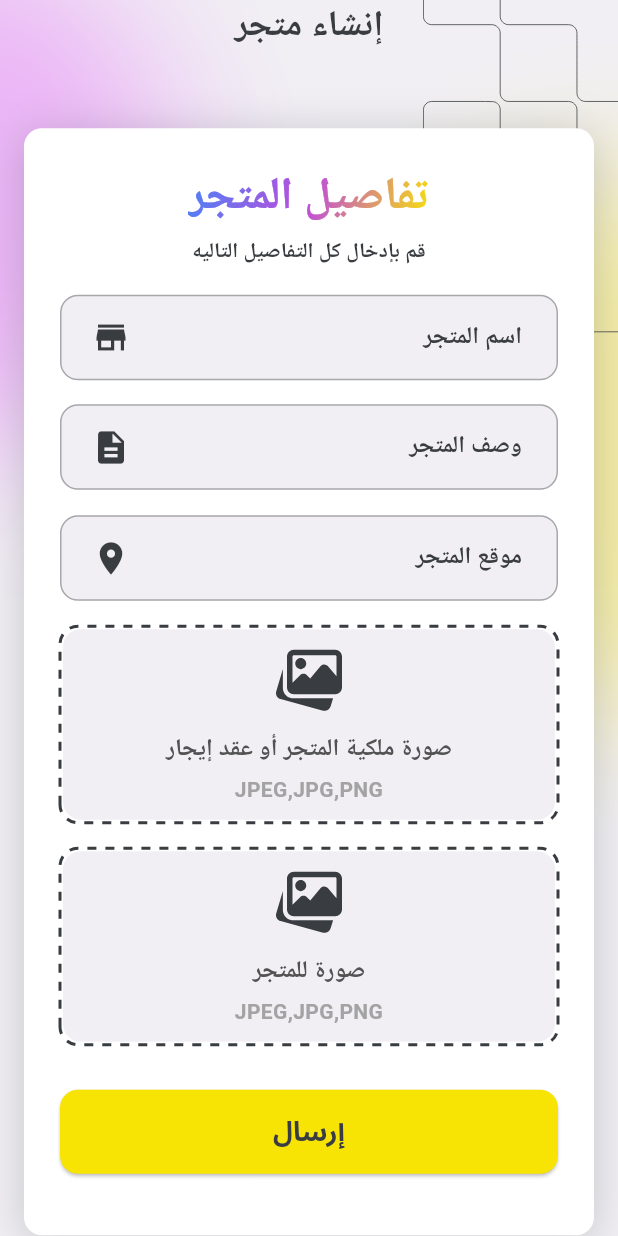
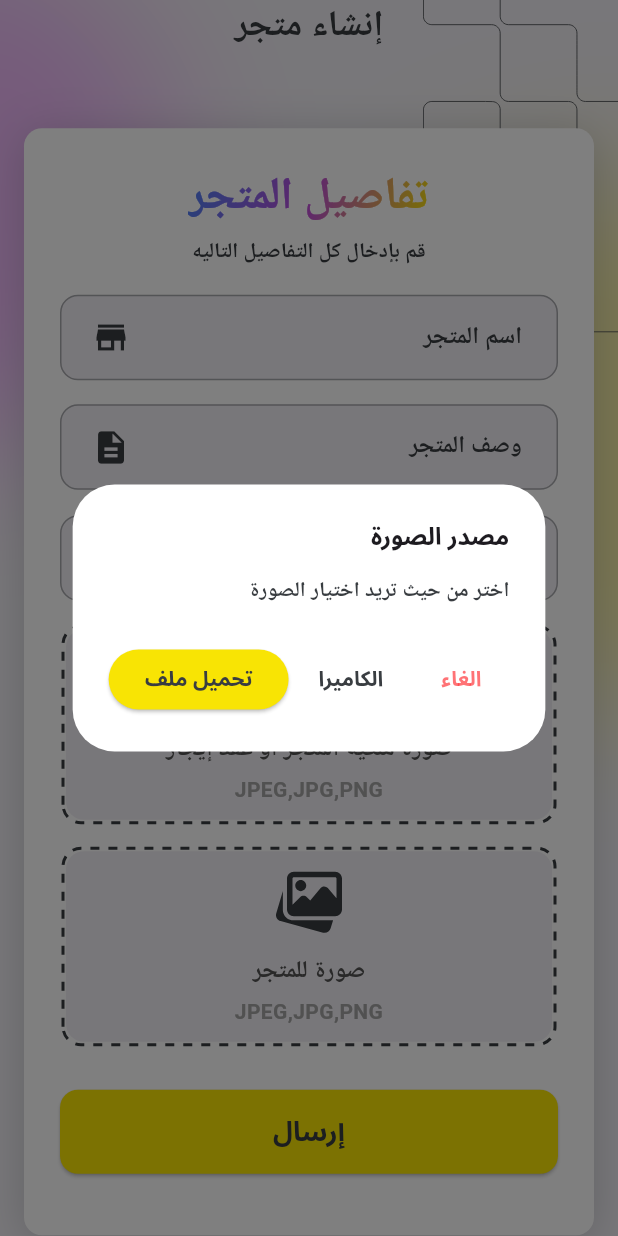
Before and after one commit to HamzaAlwajeeh/Taxpayer-Services, a Flutter app: the screen it shows after launch, after a tap on "صورة ملكية المتجر أو عقد إيجار", on a phone screen of 412 x 824 dp. Run offline on Flutter 3.47's test engine with Material 3 defaults, Android fonts, the light colour scheme and no system bars; drawn by our look-alikes of dotted_border; our stand-ins replace curved_navigation_bar, delightful_toast, dio, file_picker, flutter_svg, get and 4 more; project files that could hold a hidden picture were left out.

Commit message:
feat: Implement store creation form with image upload functionality and integrate GetX for state management.

```diff
--- /dev/null
+++ b/lib/Features/Auth/presentation/controllers/upload_image_controller.dart
@@ -0,0 +1,93 @@
+import 'dart:io';
+
+import 'package:flutter/material.dart';
+import 'package:get/get.dart';
+import 'package:marchant_app/core/helper/pick_file.dart';
+import 'package:marchant_app/core/helper/take_photo.dart';
+import 'package:marchant_app/core/utils/app_colors.dart';
+import 'package:marchant_app/core/utils/app_text_style.dart';
+
+class UploadImageController extends GetxController {
+  File? imagePath;
+  File? storeImagePath;
+  void removeImage({required bool isStoreImage}) {
+    isStoreImage ? storeImagePath = null : imagePath = null;
+    update();
+  }
+
+  void pickCameraImage({required bool isStoreImage}) async {
+    File? image = await takePhoto();
+    if (image != null) {
+      isStoreImage ? storeImagePath = image : imagePath = image;
+      update();
+    }
+  }
+
+  void pickFileImage({required bool isStoreImage}) async {
+    String? path = await pickFile(allowedExtensions: ['jpg', 'png', 'jpeg']);
+    if (path != null) {
+      isStoreImage ? storeImagePath = File(path) : imagePath = File(path);
+      update();
+    }
+  }
+
+  void showImageSourceDialog(
+    BuildContext context, {
+    required bool isStoreImage,
+  }) {
+    showDialog(
+      barrierColor: Colors.black.withOpacity(0.5),
+      context: context,
+      builder: (context) {
+        return AlertDialog(
+          backgroundColor: AppColors.white,
+          title: Text("مصدر الصورة ", style: TextStyles.bold16),
+          content: Text(
+            "اختر من حيث تريد اختيار الصورة",
+            style: TextStyles.semiBold14,
+          ),
+          actions: [
+            TextButton(
+              onPressed: () {
+                Navigator.pop(context);
+              },
+              child: Text(
+                "الغاء",
+                style: TextStyles.bold14.copyWith(
+                  color: AppColors.red.withOpacity(0.7),
+                ),
+              ),
+            ),
+            TextButton(
+              onPressed: () {
+                Navigator.pop(context);
+                pickCameraImage(isStoreImage: isStoreImage);
+              },
+              child: Text(
+                "الكاميرا",
+                style: TextStyles.bold14.copyWith(
+                  color: AppColors.textPrimaryColor,
+                ),
+              ),
+            ),
+            ElevatedButton(
+              onPressed: () {
+                Navigator.pop(context);
+                pickFileImage(isStoreImage: isStoreImage);
+              },
+              style: ElevatedButton.styleFrom(
+                backgroundColor: AppColors.primaryColor,
+              ),
+              child: Text(
+                "تحميل ملف",
+                style: TextStyles.bold14.copyWith(
+                  color: AppColors.textPrimaryColor,
+                ),
+              ),
+            ),
+          ],
+        );
+      },
+    );
+  }
+}
--- a/lib/Features/Auth/presentation/views/widgets/store_form.dart
+++ b/lib/Features/Auth/presentation/views/widgets/store_form.dart
@@ -40,7 +40,6 @@ class _StoreFormState extends State<StoreForm> {
               Form(
                 key: formKey,
                 autovalidateMode: autovalidateMode,
-                child: Expanded(
                 child: Column(
                   children: [
                     CustomTextFormFeild(
@@ -76,17 +75,24 @@ class _StoreFormState extends State<StoreForm> {
                       ),
                     ),
                     const SizedBox(height: 17),
-                      UploadImage(
+                    Padding(
+                      padding: const EdgeInsets.symmetric(horizontal: 2),
+                      child: UploadImage(
                         title: 'صورة ملكية المتجر أو عقد إيجار',
                         subTitle: 'JPEG,JPG,PNG',
+                        isStoreImage: false,
+                      ),
                     ),
                     const SizedBox(height: 17),
-                      UploadImage(
+                    Padding(
+                      padding: const EdgeInsets.symmetric(horizontal: 2),
+                      child: UploadImage(
                         title: 'صورة للمتجر',
                         subTitle: 'JPEG,JPG,PNG',
+                        isStoreImage: true,
+                      ),
                     ),
                   ],
-                  ),
                 ),
               ),
             ],
--- a/lib/Features/Auth/presentation/views/widgets/upload_image.dart
+++ b/lib/Features/Auth/presentation/views/widgets/upload_image.dart
@@ -3,15 +3,22 @@ import 'dart:io';
 import 'package:dotted_border/dotted_border.dart';
 import 'package:flutter/material.dart';
 import 'package:flutter_svg/flutter_svg.dart';
-import 'package:marchant_app/core/helper/take_photo.dart';
+import 'package:get/get.dart';
+import 'package:marchant_app/Features/Auth/presentation/controllers/upload_image_controller.dart';
 import 'package:marchant_app/core/utils/app_colors.dart';
 import 'package:marchant_app/core/utils/app_images.dart';
 import 'package:marchant_app/core/utils/app_text_style.dart';
 
 class UploadImage extends StatefulWidget {
-  const UploadImage({super.key, required this.title, required this.subTitle});
+  const UploadImage({
+    super.key,
+    required this.title,
+    required this.subTitle,
+    required this.isStoreImage,
+  });
   final String title;
   final String subTitle;
+  final bool isStoreImage;
   @override
   State<UploadImage> createState() => _UploadImageState();
 }
@@ -19,7 +26,7 @@ class UploadImage extends StatefulWidget {
 class _UploadImageState extends State<UploadImage>
     with SingleTickerProviderStateMixin {
   late AnimationController _controller;
-  File? imagePath;
+
   @override
   void initState() {
     super.initState();
@@ -35,17 +42,15 @@ class _UploadImageState extends State<UploadImage>
     super.dispose();
   }
 
-  void _selectImage() async {
-    File? image = await takePhoto();
-    if (image != null) {
-      setState(() {
-        imagePath = image;
-      });
-    }
-  }
-
   @override
   Widget build(BuildContext context) {
+    return GetBuilder<UploadImageController>(
+      init: UploadImageController(),
+      builder: (controller) {
+        final image =
+            widget.isStoreImage
+                ? controller.storeImagePath
+                : controller.imagePath;
         return DottedBorder(
           animation: _controller,
           options: RoundedRectDottedBorderOptions(
@@ -55,25 +60,59 @@ class _UploadImageState extends State<UploadImage>
             radius: Radius.circular(12),
           ),
           child:
-          imagePath != null
-              ? OpenImage(imagePath: imagePath!)
+              image != null
+                  ? OpenImage(
+                    imagePath: image,
+                    onRemove: () {
+                      controller.removeImage(isStoreImage: widget.isStoreImage);
+                    },
+                  )
                   : SelectImage(
                     title: widget.title,
                     subTitle: widget.subTitle,
-                onImageSelected: _selectImage,
+                    onImageSelected: () {
+                      controller.showImageSourceDialog(
+                        context,
+                        isStoreImage: widget.isStoreImage,
+                      );
+                    },
                   ),
+        );
+      },
     );
   }
 }
 
 class OpenImage extends StatelessWidget {
-  const OpenImage({super.key, required this.imagePath});
+  const OpenImage({super.key, required this.imagePath, required this.onRemove});
   final File imagePath;
+  final VoidCallback onRemove;
+
   @override
   Widget build(BuildContext context) {
-    return ClipRRect(
+    return Stack(
+      alignment: AlignmentDirectional.topEnd,
+      children: [
+        ClipRRect(
           borderRadius: BorderRadius.circular(12),
           child: Image.file(imagePath, width: double.infinity),
+        ),
+        Positioned(
+          top: 10,
+          right: 10,
+          child: GestureDetector(
+            onTap: onRemove,
+            child: Container(
+              padding: const EdgeInsets.all(5),
+              decoration: BoxDecoration(
+                color: AppColors.red.withOpacity(0.2),
+                shape: BoxShape.circle,
+              ),
+              child: const Icon(Icons.delete, color: AppColors.red, size: 20),
+            ),
+          ),
+        ),
+      ],
     );
   }
 }
--- a/pubspec.yaml
+++ b/pubspec.yaml
@@ -39,6 +39,7 @@ dependencies:
   flutter_localizations:
     sdk: flutter
   flutter_svg: ^2.2.3
+  get: ^4.7.3
   get_it: ^9.2.0
   go_router: ^17.0.0
   image_picker: ^1.2.1
```
Also changed, not shown: pubspec.lock. Lines whose indentation alone changed are shown as unchanged.
